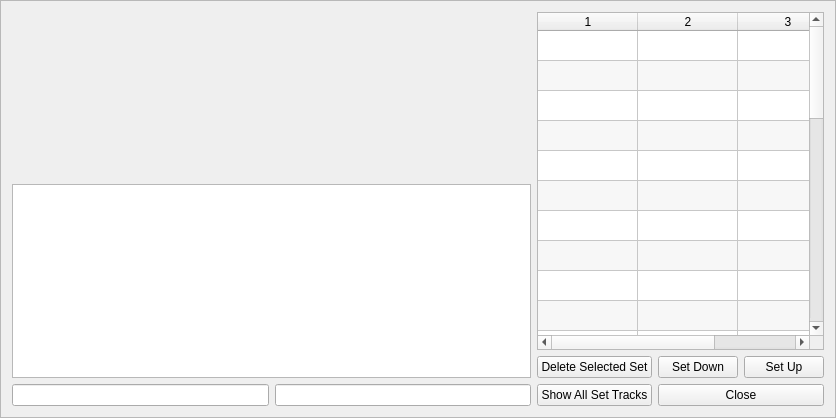
First picture: the form in seq_qt5/forms/qsetmaster.ui, repository ahlstromcj/seq66, before the edit.
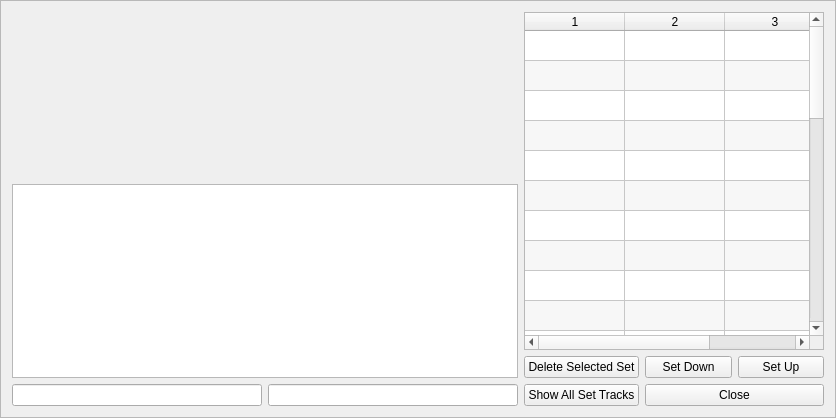
Second picture: the form after the edit.

Commit message: Mutes and options radio buttons in progress.

```diff
--- a/seq_qt5/forms/qsetmaster.ui
+++ b/seq_qt5/forms/qsetmaster.ui
@@ -31,6 +31,12 @@
    </item>
    <item row="0" column="2" rowspan="2" colspan="3">
     <widget class="QTableWidget" name="m_set_table">
+     <property name="minimumSize">
+      <size>
+       <width>300</width>
+       <height>0</height>
+      </size>
+     </property>
      <property name="alternatingRowColors">
       <bool>true</bool>
      </property>
```
The commit also changes 7 other files.
